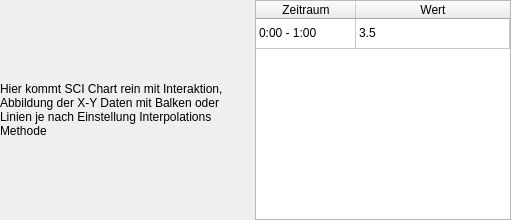
Old version of the form SIM-VICUS/src/SVDBScheduleDailyCycleEditWidget.ui in the repository ghorwin/SIM-VICUS.
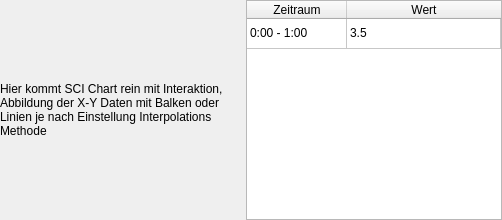
New version of the form.

The edit to the form file:
```diff
--- a/SIM-VICUS/src/SVDBScheduleDailyCycleEditWidget.ui
+++ b/SIM-VICUS/src/SVDBScheduleDailyCycleEditWidget.ui
@@ -6,7 +6,7 @@
    <rect>
     <x>0</x>
     <y>0</y>
-    <width>511</width>
+    <width>502</width>
     <height>220</height>
    </rect>
   </property>
@@ -38,6 +38,12 @@
    </item>
    <item>
     <widget class="QTableWidget" name="tableWidgetDayCycle">
+     <property name="sizePolicy">
+      <sizepolicy hsizetype="MinimumExpanding" vsizetype="Expanding">
+       <horstretch>0</horstretch>
+       <verstretch>0</verstretch>
+      </sizepolicy>
+     </property>
      <property name="selectionMode">
       <enum>QAbstractItemView::MultiSelection</enum>
      </property>
```
